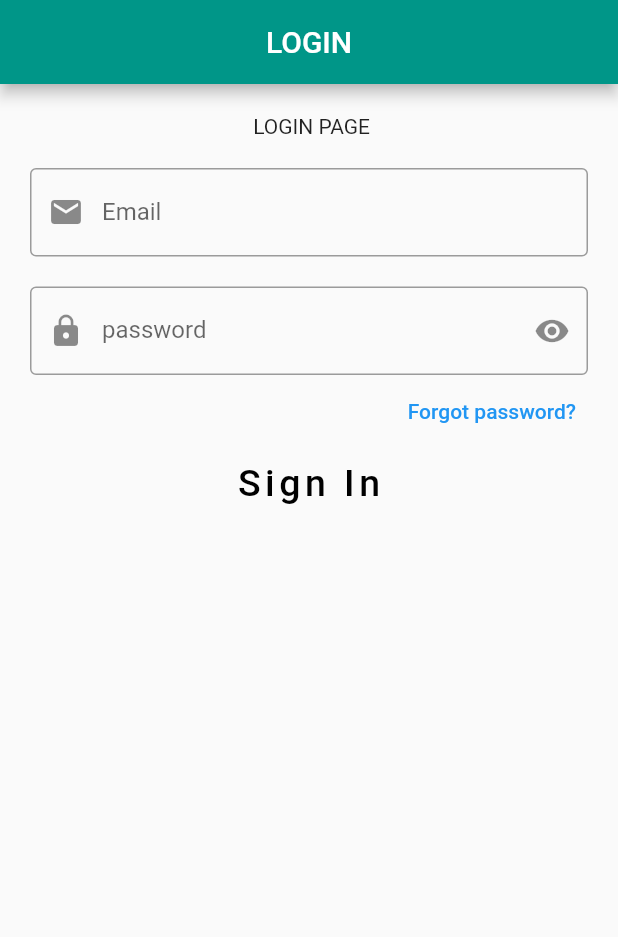
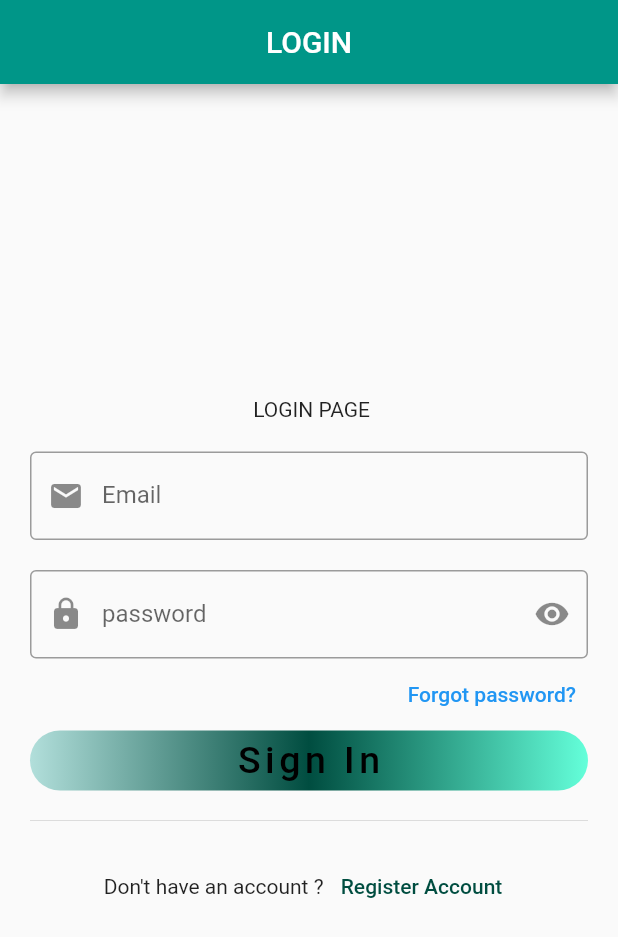
Before and after one commit to Mikhelmariya/GDSC_GEC_DAY2, a Flutter app: the screen it shows after launch, on a phone screen of 412 x 824 dp. Shown: the top 937 px of the screen. Run offline on Flutter 3.47's test engine with Material 2 defaults, Android fonts, the phone set to English and light mode, and no system bars.

Commit message:
basic sign in page ui

```diff
--- a/lib/main.dart
+++ b/lib/main.dart
@@ -18,6 +18,7 @@ class LoginPage extends StatelessWidget {
         body: Padding(
           padding: const EdgeInsets.all(20.0),
           child: Column(
+            mainAxisAlignment: MainAxisAlignment.center,
             children: [
               Center(child: Text(" LOGIN PAGE")),
               SizedBox(
@@ -47,14 +48,46 @@ class LoginPage extends StatelessWidget {
                   TextButton(onPressed: () {}, child: Text("Forgot password?")),
                 ],
               ),
-              MaterialButton(
-                onPressed: () {},
-                child: Text(
-                  "Sign In",
-                  style: TextStyle(
-                      fontSize: 25, letterSpacing: 3, color: Colors.black),
+              Container(
+                height: 40,
+                width: double.infinity,
+                decoration: BoxDecoration(
+                    borderRadius: BorderRadius.circular(30),
+                    gradient: LinearGradient(colors: [
+                      Colors.teal.shade100,
+                      Colors.teal.shade900,
+                      Colors.tealAccent
+                    ])),
+                child: MaterialButton(
+                  onPressed: () {},
+                  child: Text(
+                    "Sign In",
+                    style: TextStyle(
+                        fontSize: 25, letterSpacing: 3, color: Colors.black),
+                  ),
                 ),
               ),
+              SizedBox(
+                height: 40,
+                child: Divider(
+                  height: 8,
+                ),
+              ),
+              Row(
+                mainAxisAlignment: MainAxisAlignment.center,
+                children: [
+                  Text("Don't have an account ? "),
+                  TextButton(
+                    onPressed: () {
+                      print("tapped register");
+                    },
+                    child: Text(
+                      "Register Account",
+                      style: TextStyle(color: Colors.teal.shade900),
+                    ),
+                  ),
+                ],
+              )
             ],
           ),
         ),
```
